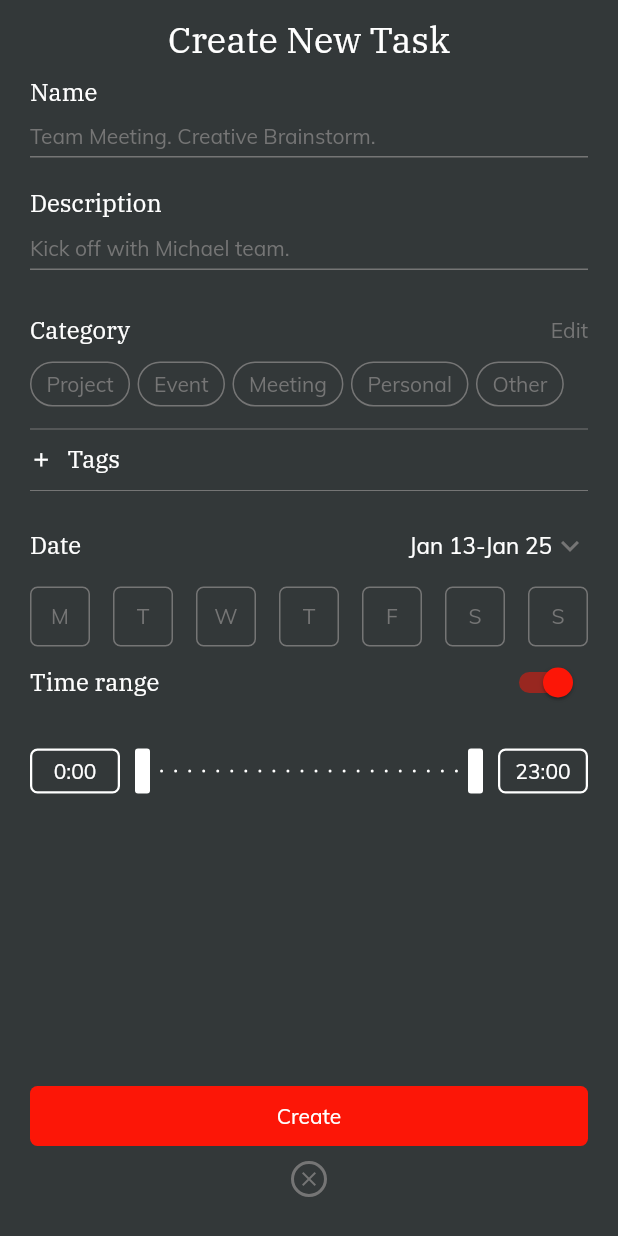
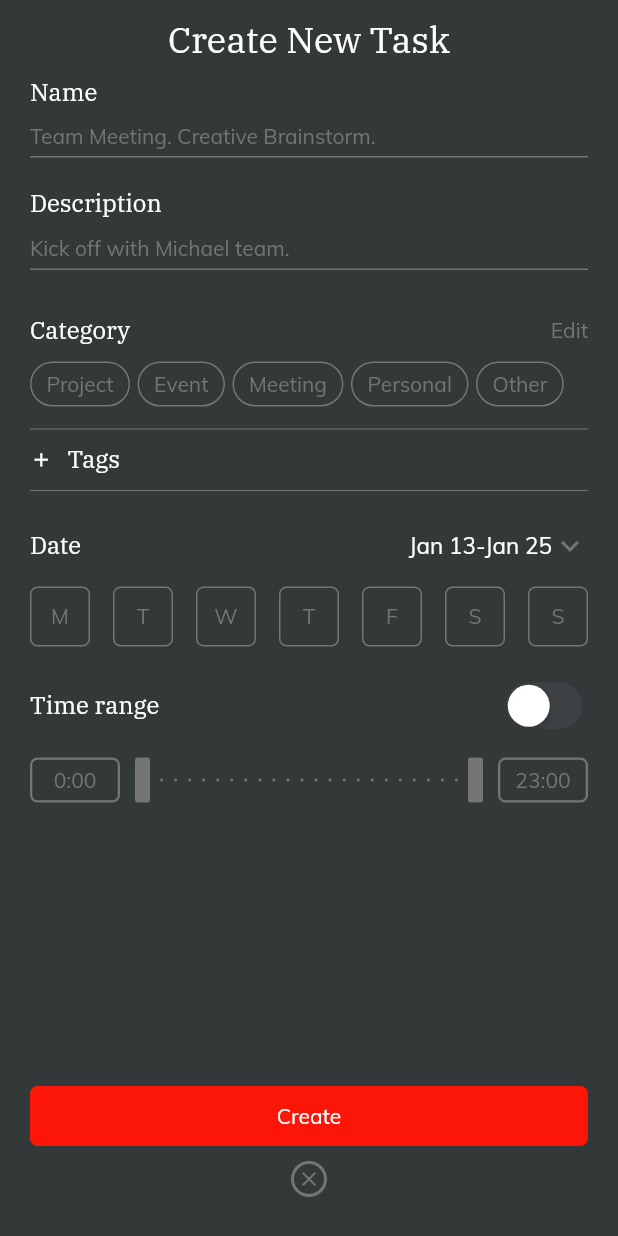
Before and after one commit to hipstermojo/flutter_fridays, a Flutter app: the screen it shows after launch, on a phone screen of 412 x 824 dp. Run offline on Flutter 3.47's test engine with Material 2 defaults, Android fonts, the phone set to English and light mode, and no system bars.

Commit message:
Add active state to `TimeRange` and `DoubleEndedSlider` widget

```diff
--- a/task_tracker/lib/screens/create_task.dart
+++ b/task_tracker/lib/screens/create_task.dart
@@ -196,24 +196,10 @@ class CreateTask extends StatelessWidget {
                               ))
                           .toList(),
                     ),
-                    Row(
-                      mainAxisAlignment: MainAxisAlignment.spaceBetween,
-                      children: <Widget>[
-                        Text(
-                          'Time range',
-                          style: Theme.of(context).textTheme.title,
-                        ),
-                        Switch(
-                          value: true,
-                          onChanged: (bool value) {
-                            print(value);
-                          },
-                        )
-                      ],
-                    ),
                     SizedBox(
                       height: 20.0,
                     ),
+
                     TimeRange(),
                     SizedBox(
                       height: 30.0,
--- a/task_tracker/lib/widgets/double_ended_slider.dart
+++ b/task_tracker/lib/widgets/double_ended_slider.dart
@@ -3,8 +3,11 @@ import 'package:flutter/material.dart';
 class DoubleEndedSlider extends StatefulWidget {
   final Function onUpdateLower;
   final Function onUpdateUpper;
+  final bool isActive;
   DoubleEndedSlider(
-      {@required this.onUpdateLower, @required this.onUpdateUpper});
+      {@required this.onUpdateLower,
+      @required this.onUpdateUpper,
+      this.isActive = true});
 
   @override
   _DoubleEndedSliderState createState() => _DoubleEndedSliderState();
@@ -17,11 +20,14 @@ class _DoubleEndedSliderState extends State<DoubleEndedSlider> {
   int _lowerBound = 0;
   int _upperBound = _DOT_COUNT;
 
+  Color _getColor() {
+    return widget.isActive ? Colors.white : Colors.grey[600];
+  }
+
   Widget _buildDot(index) {
-    bool isOutOfBounds =index <= _lowerBound || index >= _upperBound;
-    Color color = isOutOfBounds
-        ? Colors.grey[600]
-        : Colors.white;
+    bool isOutOfBounds = index <= _lowerBound || index >= _upperBound;
+    Color color =
+        isOutOfBounds || !widget.isActive ? Colors.grey[600] : Colors.white;
 
     return Container(
       width: 2.0,
@@ -49,7 +55,8 @@ class _DoubleEndedSliderState extends State<DoubleEndedSlider> {
             onHorizontalDragUpdate: (details) {
               setState(() {
                 double newPos = _leftLimitPos + details.primaryDelta;
-                if (newPos + 20.0 < context.size.width &&
+                if (widget.isActive &&
+                newPos + 20.0 < context.size.width &&
                     newPos > 0.0 &&
                     newPos + 10.0 < context.size.width - _rightLimitPos) {
                   _leftLimitPos += details.primaryDelta;
@@ -68,7 +75,7 @@ class _DoubleEndedSliderState extends State<DoubleEndedSlider> {
             child: Container(
               decoration: BoxDecoration(
                 borderRadius: BorderRadius.circular(2.0),
-                color: Colors.white,
+                color: _getColor(),
               ),
               width: 10.0,
               height: 30.0,
@@ -81,7 +88,8 @@ class _DoubleEndedSliderState extends State<DoubleEndedSlider> {
             onHorizontalDragUpdate: (details) {
               setState(() {
                 double newPos = _rightLimitPos - details.primaryDelta;
-                if (newPos + 10.0 < context.size.width &&
+                if (widget.isActive &&
+                newPos + 10.0 < context.size.width &&
                     newPos > 0.0 &&
                     newPos + 10.0 < context.size.width - _leftLimitPos) {
                   _rightLimitPos -= details.primaryDelta;
@@ -96,7 +104,7 @@ class _DoubleEndedSliderState extends State<DoubleEndedSlider> {
             child: Container(
               decoration: BoxDecoration(
                 borderRadius: BorderRadius.circular(2.0),
-                color: Colors.white,
+                color: _getColor(),
               ),
               width: 10.0,
               height: 30.0,
--- a/task_tracker/lib/widgets/time_range.dart
+++ b/task_tracker/lib/widgets/time_range.dart
@@ -1,3 +1,4 @@
+import 'package:flutter/cupertino.dart';
 import 'package:flutter/material.dart';
 import 'package:tasktracker/widgets/double_ended_slider.dart';
 
@@ -11,19 +12,49 @@ class TimeRange extends StatefulWidget {
 class _TimeRangeState extends State<TimeRange> {
   int _lowerLimit = 0;
   int _upperLimit = 23;
+  bool _isActive = false;
+
+  Color _getColor() {
+    return _isActive ? Colors.white : Colors.grey[600];
+  }
 
   @override
   Widget build(BuildContext context) {
-    return Row(
+    return Column(
+      children: <Widget>[
+        Row(
+          mainAxisAlignment: MainAxisAlignment.spaceBetween,
+          children: <Widget>[
+            Text(
+              'Time range',
+              style: Theme.of(context).textTheme.title,
+            ),
+            CupertinoSwitch(
+              activeColor: Colors.grey[600],
+              value: _isActive,
+              onChanged: (value) {
+                setState(() {
+                  _isActive = value;
+                });
+              },
+            ),
+          ],
+        ),
+        SizedBox(
+          height: 15.0,
+        ),
+        Row(
           children: <Widget>[
             Container(
               child: Text(
                 '${_lowerLimit.toString()}:00',
-            style:
-                Theme.of(context).textTheme.body1.copyWith(color: Colors.white),
+                style: Theme.of(context)
+                    .textTheme
+                    .body1
+                    .copyWith(color: _getColor()),
               ),
               decoration: BoxDecoration(
-            border: Border.all(width: 1.5, color: Colors.white),
+                border: Border.all(width: 1.5, color: _getColor()),
                 borderRadius: BorderRadius.circular(5.0),
               ),
               height: 30.0,
@@ -37,20 +68,23 @@ class _TimeRangeState extends State<TimeRange> {
                   _lowerLimit = newVal;
                 });
               },
-          onUpdateUpper: (newVal){
+              onUpdateUpper: (newVal) {
                 setState(() {
                   _upperLimit = newVal;
                 });
               },
+              isActive: _isActive,
             ),
             Container(
               child: Text(
                 '${_upperLimit.toString()}:00',
-            style:
-                Theme.of(context).textTheme.body1.copyWith(color: Colors.white),
+                style: Theme.of(context)
+                    .textTheme
+                    .body1
+                    .copyWith(color: _getColor()),
               ),
               decoration: BoxDecoration(
-            border: Border.all(width: 1.5, color: Colors.white),
+                border: Border.all(width: 1.5, color: _getColor()),
                 borderRadius: BorderRadius.circular(5.0),
               ),
               height: 30.0,
@@ -59,6 +93,8 @@ class _TimeRangeState extends State<TimeRange> {
               margin: EdgeInsets.only(left: 10.0),
             ),
           ],
+        ),
+      ],
     );
   }
 }
```
Lines whose indentation alone changed are shown as unchanged.
